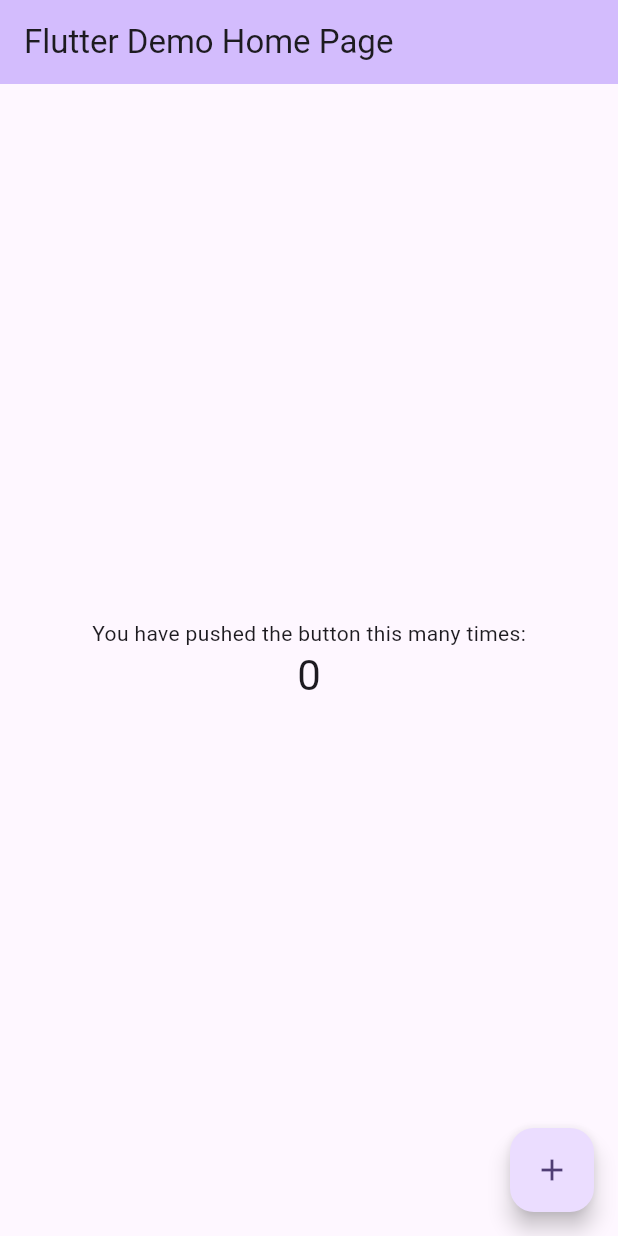
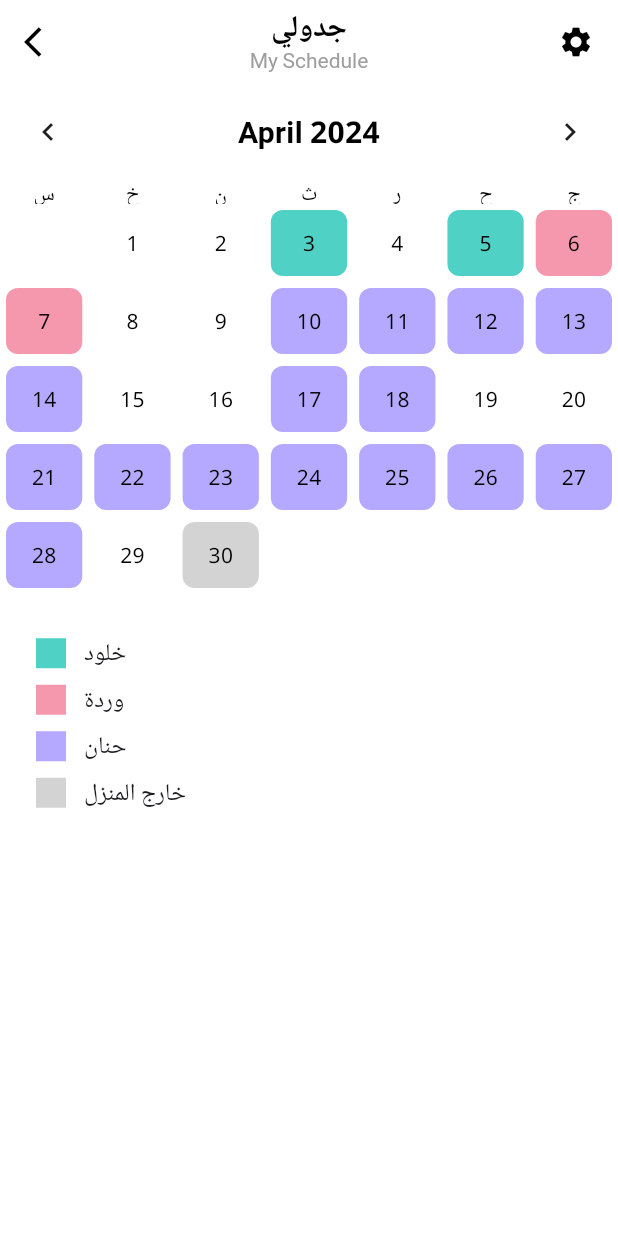
Before and after one commit to Yaser81/mabeet_app, a Flutter app: the screen it shows after launch, on a phone screen of 412 x 824 dp. Run offline on Flutter 3.47's test engine with Material 3 defaults, Android fonts, the phone set to English and light mode, and no system bars; drawn by our look-alikes of table_calendar; our stand-ins replace google_fonts.

Commit message:
create home screen and app fonts

```diff
--- /dev/null
+++ b/lib/home_screen.dart
@@ -0,0 +1,180 @@
+import 'package:flutter/material.dart';
+import 'package:table_calendar/table_calendar.dart';
+
+class HomeScreen extends StatelessWidget {
+  final DateTime focusedDay = DateTime(2024, 4, 1);
+
+  HomeScreen({super.key});
+
+  @override
+  Widget build(BuildContext context) {
+    return Scaffold(
+      backgroundColor: Colors.white,
+      appBar: AppBar(
+        backgroundColor: Colors.white,
+        elevation: 0,
+        leading: Icon(Icons.arrow_back_ios, color: Colors.black),
+        actions: [
+          Icon(Icons.settings, color: Colors.black),
+          SizedBox(width: 16),
+        ],
+        title: Column(
+          crossAxisAlignment: CrossAxisAlignment.center,
+          children: [
+            Text(
+              'جدولي',
+              style: TextStyle(
+                fontSize: 20,
+                color: Colors.black,
+                fontWeight: FontWeight.bold,
+              ),
+            ),
+            Text(
+              'My Schedule',
+              style: TextStyle(color: Colors.grey, fontSize: 14),
+            ),
+          ],
+        ),
+        centerTitle: true,
+      ),
+      body: Column(
+        children: [
+          TableCalendar(
+            locale: 'en_US',
+            firstDay: DateTime.utc(2020, 1, 1),
+            lastDay: DateTime.utc(2030, 12, 31),
+            focusedDay: focusedDay,
+            headerVisible: true,
+            headerStyle: HeaderStyle(
+              formatButtonVisible: false,
+              titleCentered: true,
+              titleTextStyle: TextStyle(
+                fontSize: 20,
+                fontWeight: FontWeight.bold,
+                color: Colors.black,
+              ),
+            ),
+            daysOfWeekStyle: DaysOfWeekStyle(
+              dowTextFormatter: (date, locale) {
+                const arabicDays = ['س', 'خ', 'ن', 'ث', 'ر', 'ح', 'ج'];
+                return arabicDays[date.weekday % 7];
+              },
+              weekdayStyle: TextStyle(color: Colors.black),
+              weekendStyle: TextStyle(color: Colors.black),
+            ),
+            calendarStyle: CalendarStyle(
+              defaultTextStyle: TextStyle(color: Colors.black),
+              weekendTextStyle: TextStyle(color: Colors.black),
+              todayDecoration: BoxDecoration(
+                color: Colors.grey[300],
+                borderRadius: BorderRadius.circular(8),
+              ),
+              defaultDecoration: BoxDecoration(
+                borderRadius: BorderRadius.circular(8),
+              ),
+              outsideDaysVisible: false,
+            ),
+            calendarBuilders: CalendarBuilders(
+              defaultBuilder: (context, day, _) {
+                final color = getColorForDay(day);
+                if (color != null) {
+                  return Container(
+                    margin: EdgeInsets.all(4),
+                    decoration: BoxDecoration(
+                      color: color,
+                      borderRadius: BorderRadius.circular(8),
+                    ),
+                    alignment: Alignment.center,
+                    child: Text(
+                      '${day.day}',
+                      style: TextStyle(color: Colors.black),
+                    ),
+                  );
+                }
+                return null;
+              },
+              todayBuilder: (context, day, _) {
+                return Container(
+                  margin: EdgeInsets.all(4),
+                  decoration: BoxDecoration(
+                    color: Colors.grey[300],
+                    borderRadius: BorderRadius.circular(8),
+                  ),
+                  alignment: Alignment.center,
+                  child: Text(
+                    '${day.day}',
+                    style: TextStyle(color: Colors.black),
+                  ),
+                );
+              },
+            ),
+          ),
+          const SizedBox(height: 24),
+          Padding(
+            padding: const EdgeInsets.symmetric(horizontal: 24.0),
+            child: Column(
+              children: [
+                buildLegendItem(color: Color(0xFF4FD1C5), label: 'خلود'),
+                buildLegendItem(color: Color(0xFFF597AD), label: 'وردة'),
+                buildLegendItem(color: Color(0xFFB4A9FF), label: 'حنان'),
+                buildLegendItem(color: Color(0xFFD3D3D3), label: 'خارج المنزل'),
+              ],
+            ),
+          ),
+        ],
+      ),
+    );
+  }
+
+  Widget buildLegendItem({required Color color, required String label}) {
+    return Padding(
+      padding: const EdgeInsets.symmetric(vertical: 4),
+      child: Row(
+        children: [
+          Container(width: 20, height: 20, color: color),
+          const SizedBox(width: 12),
+          Text(label, style: TextStyle(fontSize: 16)),
+        ],
+      ),
+    );
+  }
+
+  /// تحديد لون اليوم حسب جدول المستخدمين
+  Color? getColorForDay(DateTime day) {
+    final khuloodDays = [DateTime(2024, 4, 3), DateTime(2024, 4, 5)];
+    final wardahDays = [DateTime(2024, 4, 6), DateTime(2024, 4, 7)];
+    final hananDays = [
+      DateTime(2024, 4, 10),
+      DateTime(2024, 4, 11),
+      DateTime(2024, 4, 12),
+      DateTime(2024, 4, 13),
+      DateTime(2024, 4, 14),
+      DateTime(2024, 4, 17),
+      DateTime(2024, 4, 18),
+      DateTime(2024, 4, 21),
+      DateTime(2024, 4, 22),
+      DateTime(2024, 4, 23),
+      DateTime(2024, 4, 24),
+      DateTime(2024, 4, 25),
+      DateTime(2024, 4, 26),
+      DateTime(2024, 4, 27),
+      DateTime(2024, 4, 28),
+    ];
+    final outsideDay = DateTime(2024, 4, 30);
+
+    if (khuloodDays.any((d) => isSameDay(d, day))) {
+      return Color(0xFF4FD1C5); // سماوي
+    } else if (wardahDays.any((d) => isSameDay(d, day))) {
+      return Color(0xFFF597AD); // وردي
+    } else if (hananDays.any((d) => isSameDay(d, day))) {
+      return Color(0xFFB4A9FF); // بنفسجي
+    } else if (isSameDay(outsideDay, day)) {
+      return Color(0xFFD3D3D3); // رمادي
+    }
+    return null;
+  }
+
+  bool isSameDay(DateTime a, DateTime b) {
+    return a.year == b.year && a.month == b.month && a.day == b.day;
+  }
+}
--- a/lib/main.dart
+++ b/lib/main.dart
@@ -1,4 +1,6 @@
 import 'package:flutter/material.dart';
+import 'package:google_fonts/google_fonts.dart';
+import 'package:mabeet_app/home_screen.dart';
 
 void main() {
   runApp(const MyApp());
@@ -7,116 +9,28 @@ void main() {
 class MyApp extends StatelessWidget {
   const MyApp({super.key});
 
-  // This widget is the root of your application.
   @override
   Widget build(BuildContext context) {
     return MaterialApp(
-      title: 'Flutter Demo',
+      debugShowCheckedModeBanner: false,
+      locale: const Locale('en'),
+      supportedLocales: const [Locale('en')],
+      title: 'تطبيق مبيت',
       theme: ThemeData(
-        // This is the theme of your application.
-        //
-        // TRY THIS: Try running your application with "flutter run". You'll see
-        // the application has a purple toolbar. Then, without quitting the app,
-        // try changing the seedColor in the colorScheme below to Colors.green
-        // and then invoke "hot reload" (save your changes or press the "hot
-        // reload" button in a Flutter-supported IDE, or press "r" if you used
-        // the command line to start the app).
-        //
-        // Notice that the counter didn't reset back to zero; the application
-        // state is not lost during the reload. To reset the state, use hot
-        // restart instead.
-        //
-        // This works for code too, not just values: Most code changes can be
-        // tested with just a hot reload.
-        colorScheme: ColorScheme.fromSeed(seedColor: Colors.deepPurple),
+        colorScheme: ColorScheme.fromSeed(seedColor: Colors.deepOrange),
+        // تعيين الخط الافتراضي للتطبيق كله
+        textTheme: GoogleFonts.notoNaskhArabicTextTheme(
+          Theme.of(context).textTheme,
+        ),
+
+        // يمكنك أيضاً تعيين عناصر واجهة المستخدم بشكل منفصل
+        primaryTextTheme: GoogleFonts.notoNaskhArabicTextTheme(
+          Theme.of(context).primaryTextTheme,
+        ),
+
+        // تعيين الخط لعناصر واجهة المستخدم الثانوية
       ),
-      home: const MyHomePage(title: 'Flutter Demo Home Page'),
+      home: HomeScreen(),
     );
   }
 }
-
-class MyHomePage extends StatefulWidget {
-  const MyHomePage({super.key, required this.title});
-
-  // This widget is the home page of your application. It is stateful, meaning
-  // that it has a State object (defined below) that contains fields that affect
-  // how it looks.
-
-  // This class is the configuration for the state. It holds the values (in this
-  // case the title) provided by the parent (in this case the App widget) and
-  // used by the build method of the State. Fields in a Widget subclass are
-  // always marked "final".
-
-  final String title;
-
-  @override
-  State<MyHomePage> createState() => _MyHomePageState();
-}
-
-class _MyHomePageState extends State<MyHomePage> {
-  int _counter = 0;
-
-  void _incrementCounter() {
-    setState(() {
-      // This call to setState tells the Flutter framework that something has
-      // changed in this State, which causes it to rerun the build method below
-      // so that the display can reflect the updated values. If we changed
-      // _counter without calling setState(), then the build method would not be
-      // called again, and so nothing would appear to happen.
-      _counter++;
-    });
-  }
-
-  @override
-  Widget build(BuildContext context) {
-    // This method is rerun every time setState is called, for instance as done
-    // by the _incrementCounter method above.
-    //
-    // The Flutter framework has been optimized to make rerunning build methods
-    // fast, so that you can just rebuild anything that needs updating rather
-    // than having to individually change instances of widgets.
-    return Scaffold(
-      appBar: AppBar(
-        // TRY THIS: Try changing the color here to a specific color (to
-        // Colors.amber, perhaps?) and trigger a hot reload to see the AppBar
-        // change color while the other colors stay the same.
-        backgroundColor: Theme.of(context).colorScheme.inversePrimary,
-        // Here we take the value from the MyHomePage object that was created by
-        // the App.build method, and use it to set our appbar title.
-        title: Text(widget.title),
-      ),
-      body: Center(
-        // Center is a layout widget. It takes a single child and positions it
-        // in the middle of the parent.
-        child: Column(
-          // Column is also a layout widget. It takes a list of children and
-          // arranges them vertically. By default, it sizes itself to fit its
-          // children horizontally, and tries to be as tall as its parent.
-          //
-          // Column has various properties to control how it sizes itself and
-          // how it positions its children. Here we use mainAxisAlignment to
-          // center the children vertically; the main axis here is the vertical
-          // axis because Columns are vertical (the cross axis would be
-          // horizontal).
-          //
-          // TRY THIS: Invoke "debug painting" (choose the "Toggle Debug Paint"
-          // action in the IDE, or press "p" in the console), to see the
-          // wireframe for each widget.
-          mainAxisAlignment: MainAxisAlignment.center,
-          children: <Widget>[
-            const Text('You have pushed the button this many times:'),
-            Text(
-              '$_counter',
-              style: Theme.of(context).textTheme.headlineMedium,
-            ),
-          ],
-        ),
-      ),
-      floatingActionButton: FloatingActionButton(
-        onPressed: _incrementCounter,
-        tooltip: 'Increment',
-        child: const Icon(Icons.add),
-      ), // This trailing comma makes auto-formatting nicer for build methods.
-    );
-  }
-}
--- a/pubspec.yaml
+++ b/pubspec.yaml
@@ -32,6 +32,9 @@ dependencies:
   flutter:
     sdk: flutter
   flutter_launcher_icons: ^0.14.4
+  google_fonts: ^6.2.1
+  intl: ^0.20.2
+  table_calendar: ^3.2.0
 
 dev_dependencies:
   flutter_lints: ^5.0.0
```
Also changed, not shown: pubspec.lock, 1 other file.
